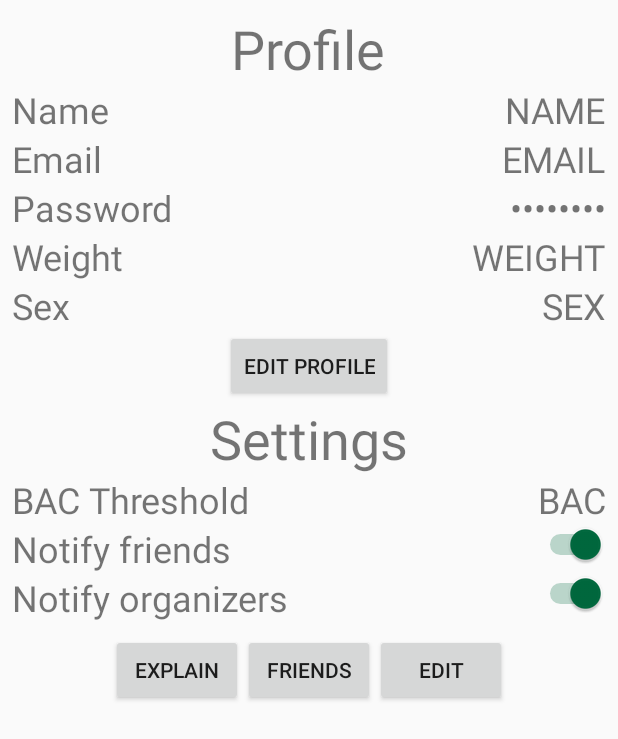
After one commit to zjohnson5455/dartmouth-drinks, an Android app: the SettingsActivity screen opened directly, with no data from a screen before it, on a phone screen of 412 x 824 dp. The commit adds this screen. Shown: the top 739 px of the screen. Run offline under Robolectric (Android 15) with nearby library versions, the phone set to English and light mode, and no system bars.

Commit message:
Created settings activity.
Changed User to account for firebase structure.

Created functionality to access settings activity.

```diff
--- a/app/src/main/java/com/apptime/alexw/dartmouthdrinks/AddActivity.java
+++ b/app/src/main/java/com/apptime/alexw/dartmouthdrinks/AddActivity.java
@@ -6,11 +6,13 @@ import android.support.v7.app.AppCompatActivity;
 import android.os.Bundle;
 import android.view.View;
 import android.widget.Button;
+import android.widget.ImageButton;
 import android.widget.ImageView;
 
 public class AddActivity extends AppCompatActivity {
 
     Button mResourceButton;
+    ImageButton mSettingsImageButton;
     ImageView mCupImageView;
     ImageView mPongImageView;
     Context mContext;
@@ -22,6 +24,7 @@ public class AddActivity extends AppCompatActivity {
         mContext = this;
 
         mResourceButton = findViewById(R.id.resourceButton);
+        mSettingsImageButton = findViewById(R.id.settingsImageButton);
         mCupImageView = findViewById(R.id.cupImageView);
         mPongImageView = findViewById(R.id.pongImageView);
 
@@ -30,6 +33,14 @@ public class AddActivity extends AppCompatActivity {
             @Override
             public void onClick(View view) {
                 Intent intent = new Intent(mContext, ResourcesActivity.class);
+                startActivity(intent);
+            }
+        });
+
+        mSettingsImageButton.setOnClickListener(new View.OnClickListener() {
+            @Override
+            public void onClick(View view) {
+                Intent intent = new Intent(mContext, SettingsActivity.class);
                 startActivity(intent);
             }
         });
--- /dev/null
+++ b/app/src/main/java/com/apptime/alexw/dartmouthdrinks/SettingsActivity.java
@@ -0,0 +1,13 @@
+package com.apptime.alexw.dartmouthdrinks;
+
+import android.support.v7.app.AppCompatActivity;
+import android.os.Bundle;
+
+public class SettingsActivity extends AppCompatActivity {
+
+    @Override
+    protected void onCreate(Bundle savedInstanceState) {
+        super.onCreate(savedInstanceState);
+        setContentView(R.layout.activity_settings);
+    }
+}
--- a/app/src/main/java/com/apptime/alexw/dartmouthdrinks/User.java
+++ b/app/src/main/java/com/apptime/alexw/dartmouthdrinks/User.java
@@ -9,17 +9,15 @@ import java.util.List;
 
 public class User {
 
-    private String email;
-    private String password;
+    private String userId;
     private String name;
     private int weight;
     private boolean male;
     private double bac;
     private List<OnNight> history;
 
-    public User (String email, String password, String name, int weight, boolean male){
-        this.email = email;
-        this.password = password;
+    public User (String userId, String name, int weight, boolean male){
+        this.userId = userId;
         this.name = name;
         this.weight = weight;
         this.male = male;
@@ -31,12 +29,8 @@ public class User {
         history.add(night);
     }
 
-    public String getEmail() {
-        return email;
-    }
-
-    public String getPassword() {
-        return password;
+    public String getUserId() {
+        return userId;
     }
 
     public String getName() {
--- a/app/src/main/res/layout/activity_add.xml
+++ b/app/src/main/res/layout/activity_add.xml
@@ -87,7 +87,8 @@
         android:layout_height="wrap_content"
         android:orientation="horizontal">
 
-        <ImageView
+        <ImageButton
+            android:id="@+id/settingsImageButton"
             android:layout_width="wrap_content"
             android:layout_height="wrap_content"
             android:layout_gravity="center_vertical"
--- /dev/null
+++ b/app/src/main/res/layout/activity_settings.xml
@@ -0,0 +1,212 @@
+<?xml version="1.0" encoding="utf-8"?>
+<ScrollView xmlns:android="http://schemas.android.com/apk/res/android"
+    android:layout_width="match_parent"
+    android:layout_height="match_parent">
+
+    <LinearLayout
+        android:layout_width="match_parent"
+        android:layout_height="match_parent"
+        android:padding="8dp"
+        android:orientation="vertical">
+
+        <TextView
+            android:layout_width="wrap_content"
+            android:layout_height="wrap_content"
+            android:layout_gravity="center_horizontal"
+            android:textSize="36dp"
+            android:text="Profile"/>
+
+        <RelativeLayout
+            android:layout_width="match_parent"
+            android:layout_height="wrap_content">
+
+            <TextView
+                android:layout_width="wrap_content"
+                android:layout_height="wrap_content"
+                android:text="Name"
+                android:textSize="24dp"/>
+
+            <TextView
+                android:layout_width="wrap_content"
+                android:layout_height="wrap_content"
+                android:layout_alignParentRight="true"
+                android:text="NAME"
+                android:textSize="24dp"/>
+
+        </RelativeLayout>
+
+        <RelativeLayout
+            android:layout_width="match_parent"
+            android:layout_height="wrap_content">
+
+            <TextView
+                android:layout_width="wrap_content"
+                android:layout_height="wrap_content"
+                android:text="Email"
+                android:textSize="24dp"/>
+
+            <TextView
+                android:layout_width="wrap_content"
+                android:layout_height="wrap_content"
+                android:layout_alignParentRight="true"
+                android:text="EMAIL"
+                android:textSize="24dp"/>
+
+        </RelativeLayout>
+
+        <RelativeLayout
+            android:layout_width="match_parent"
+            android:layout_height="wrap_content">
+
+            <TextView
+                android:layout_width="wrap_content"
+                android:layout_height="wrap_content"
+                android:text="Password"
+                android:textSize="24dp"/>
+
+            <TextView
+                android:layout_width="wrap_content"
+                android:layout_height="wrap_content"
+                android:layout_alignParentRight="true"
+                android:inputType="textPassword"
+                android:text="PASSWORD"
+                android:textSize="24dp"/>
+
+        </RelativeLayout>
+
+        <RelativeLayout
+            android:layout_width="match_parent"
+            android:layout_height="wrap_content">
+
+            <TextView
+                android:layout_width="wrap_content"
+                android:layout_height="wrap_content"
+                android:text="Weight"
+                android:textSize="24dp"/>
+
+            <TextView
+                android:layout_width="wrap_content"
+                android:layout_height="wrap_content"
+                android:layout_alignParentRight="true"
+                android:text="WEIGHT"
+                android:textSize="24dp"/>
+
+        </RelativeLayout>
+
+        <RelativeLayout
+            android:layout_width="match_parent"
+            android:layout_height="wrap_content">
+
+            <TextView
+                android:layout_width="wrap_content"
+                android:layout_height="wrap_content"
+                android:text="Sex"
+                android:textSize="24dp"/>
+
+            <TextView
+                android:layout_width="wrap_content"
+                android:layout_height="wrap_content"
+                android:layout_alignParentRight="true"
+                android:text="SEX"
+                android:textSize="24dp"/>
+
+        </RelativeLayout>
+
+        <Button
+            android:layout_width="wrap_content"
+            android:layout_height="wrap_content"
+            android:layout_gravity="center_horizontal"
+            android:text="Edit Profile"/>
+
+        <TextView
+            android:layout_width="wrap_content"
+            android:layout_height="wrap_content"
+            android:layout_gravity="center_horizontal"
+            android:textSize="36dp"
+            android:text="Settings"/>
+
+        <RelativeLayout
+            android:layout_width="match_parent"
+            android:layout_height="wrap_content">
+
+            <TextView
+                android:layout_width="wrap_content"
+                android:layout_height="wrap_content"
+                android:text="BAC Threshold"
+                android:textSize="24dp"/>
+
+            <TextView
+                android:layout_width="wrap_content"
+                android:layout_height="wrap_content"
+                android:layout_alignParentRight="true"
+                android:text="BAC"
+                android:textSize="24dp"/>
+
+        </RelativeLayout>
+
+        <RelativeLayout
+            android:layout_width="match_parent"
+            android:layout_height="wrap_content">
+
+            <TextView
+                android:layout_width="wrap_content"
+                android:layout_height="wrap_content"
+                android:text="Notify friends"
+                android:textSize="24dp"/>
+
+            <Switch
+                android:layout_width="wrap_content"
+                android:layout_height="wrap_content"
+                android:layout_alignParentRight="true"
+                android:clickable="false"
+                android:checked="true"
+                />
+
+        </RelativeLayout>
+
+        <RelativeLayout
+            android:layout_width="match_parent"
+            android:layout_height="wrap_content">
+
+            <TextView
+                android:layout_width="wrap_content"
+                android:layout_height="wrap_content"
+                android:text="Notify organizers"
+                android:textSize="24dp"/>
+
+            <Switch
+                android:layout_width="wrap_content"
+                android:layout_height="wrap_content"
+                android:layout_alignParentRight="true"
+                android:clickable="false"
+                android:checked="true"
+                />
+
+        </RelativeLayout>
+
+        <LinearLayout
+            android:layout_width="wrap_content"
+            android:layout_height="wrap_content"
+            android:layout_gravity="center_horizontal"
+            android:padding="8dp">
+
+            <Button
+                android:layout_width="wrap_content"
+                android:layout_height="wrap_content"
+                android:text="Explain"/>
+
+            <Button
+                android:layout_width="wrap_content"
+                android:layout_height="wrap_content"
+                android:text="Friends"/>
+
+            <Button
+                android:layout_width="wrap_content"
+                android:layout_height="wrap_content"
+                android:text="Edit"/>
+
+        </LinearLayout>
+
+    </LinearLayout>
+
+</ScrollView>
--- a/app/src/main/res/values/colors.xml
+++ b/app/src/main/res/values/colors.xml
@@ -2,5 +2,5 @@
 <resources>
     <color name="colorPrimary">#3F51B5</color>
     <color name="colorPrimaryDark">#303F9F</color>
-    <color name="colorAccent">#FF4081</color>
+    <color name="colorAccent">#00693e</color>
 </resources>
--- a/app/src/main/res/values/styles.xml
+++ b/app/src/main/res/values/styles.xml
@@ -1,7 +1,7 @@
 <resources>
 
     <!-- Base application theme. -->
-    <style name="AppTheme" parent="Theme.AppCompat.Light.DarkActionBar">
+    <style name="AppTheme" parent="Theme.AppCompat.Light.NoActionBar">
         <!-- Customize your theme here. -->
         <item name="colorPrimary">@color/colorPrimary</item>
         <item name="colorPrimaryDark">@color/colorPrimaryDark</item>
```
Also changed, not shown: app/src/main/AndroidManifest.xml (+14 -9 lines).
